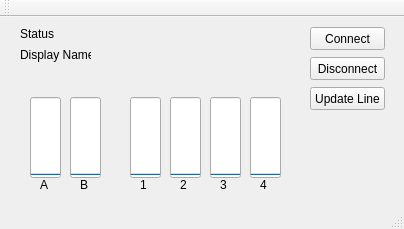
Qt form mainwindow.ui (sammy8806/tracks-controller) before a commit.
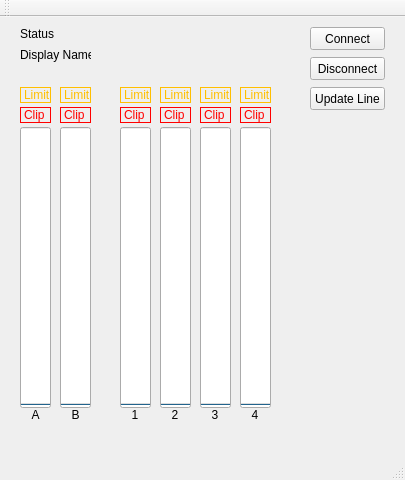
The same form after that commit.

```diff
--- a/mainwindow.ui
+++ b/mainwindow.ui
@@ -6,8 +6,8 @@
    <rect>
     <x>0</x>
     <y>0</y>
-    <width>404</width>
-    <height>229</height>
+    <width>405</width>
+    <height>480</height>
    </rect>
   </property>
   <property name="windowTitle">
@@ -69,15 +69,21 @@
    <widget class="QProgressBar" name="inA">
     <property name="geometry">
      <rect>
-      <x>30</x>
-      <y>80</y>
+      <x>20</x>
+      <y>110</y>
       <width>31</width>
-      <height>81</height>
+      <height>281</height>
      </rect>
     </property>
+    <property name="maximum">
+     <number>6</number>
+    </property>
     <property name="value">
      <number>0</number>
     </property>
+    <property name="textVisible">
+     <bool>false</bool>
+    </property>
     <property name="orientation">
      <enum>Qt::Vertical</enum>
     </property>
@@ -91,15 +97,21 @@
    <widget class="QProgressBar" name="inB">
     <property name="geometry">
      <rect>
-      <x>70</x>
-      <y>80</y>
+      <x>60</x>
+      <y>110</y>
       <width>31</width>
-      <height>81</height>
+      <height>281</height>
      </rect>
     </property>
+    <property name="maximum">
+     <number>6</number>
+    </property>
     <property name="value">
      <number>0</number>
     </property>
+    <property name="textVisible">
+     <bool>false</bool>
+    </property>
     <property name="orientation">
      <enum>Qt::Vertical</enum>
     </property>
@@ -113,15 +125,21 @@
    <widget class="QProgressBar" name="out1">
     <property name="geometry">
      <rect>
-      <x>130</x>
-      <y>80</y>
+      <x>120</x>
+      <y>110</y>
       <width>31</width>
-      <height>81</height>
+      <height>281</height>
      </rect>
     </property>
+    <property name="maximum">
+     <number>5</number>
+    </property>
     <property name="value">
      <number>0</number>
     </property>
+    <property name="textVisible">
+     <bool>false</bool>
+    </property>
     <property name="orientation">
      <enum>Qt::Vertical</enum>
     </property>
@@ -135,15 +153,21 @@
    <widget class="QProgressBar" name="out2">
     <property name="geometry">
      <rect>
-      <x>170</x>
-      <y>80</y>
+      <x>160</x>
+      <y>110</y>
       <width>31</width>
-      <height>81</height>
+      <height>281</height>
      </rect>
     </property>
+    <property name="maximum">
+     <number>5</number>
+    </property>
     <property name="value">
      <number>0</number>
     </property>
+    <property name="textVisible">
+     <bool>false</bool>
+    </property>
     <property name="orientation">
      <enum>Qt::Vertical</enum>
     </property>
@@ -157,15 +181,21 @@
    <widget class="QProgressBar" name="out3">
     <property name="geometry">
      <rect>
-      <x>210</x>
-      <y>80</y>
+      <x>200</x>
+      <y>110</y>
       <width>31</width>
-      <height>81</height>
+      <height>281</height>
      </rect>
     </property>
+    <property name="maximum">
+     <number>5</number>
+    </property>
     <property name="value">
      <number>0</number>
     </property>
+    <property name="textVisible">
+     <bool>false</bool>
+    </property>
     <property name="orientation">
      <enum>Qt::Vertical</enum>
     </property>
@@ -179,15 +209,21 @@
    <widget class="QProgressBar" name="out4">
     <property name="geometry">
      <rect>
-      <x>250</x>
-      <y>80</y>
+      <x>240</x>
+      <y>110</y>
       <width>31</width>
-      <height>81</height>
+      <height>281</height>
      </rect>
     </property>
+    <property name="maximum">
+     <number>5</number>
+    </property>
     <property name="value">
      <number>0</number>
     </property>
+    <property name="textVisible">
+     <bool>false</bool>
+    </property>
     <property name="orientation">
      <enum>Qt::Vertical</enum>
     </property>
@@ -201,80 +237,116 @@
    <widget class="QLabel" name="label_3">
     <property name="geometry">
      <rect>
-      <x>40</x>
-      <y>160</y>
-      <width>21</width>
+      <x>20</x>
+      <y>390</y>
+      <width>31</width>
       <height>16</height>
      </rect>
     </property>
     <property name="text">
      <string>A</string>
     </property>
+    <property name="alignment">
+     <set>Qt::AlignCenter</set>
+    </property>
+    <property name="textInteractionFlags">
+     <set>Qt::NoTextInteraction</set>
+    </property>
    </widget>
    <widget class="QLabel" name="label_4">
     <property name="geometry">
      <rect>
-      <x>80</x>
-      <y>160</y>
-      <width>21</width>
+      <x>60</x>
+      <y>390</y>
+      <width>31</width>
       <height>16</height>
      </rect>
     </property>
     <property name="text">
      <string>B</string>
     </property>
+    <property name="alignment">
+     <set>Qt::AlignCenter</set>
+    </property>
+    <property name="textInteractionFlags">
+     <set>Qt::NoTextInteraction</set>
+    </property>
    </widget>
    <widget class="QLabel" name="label_5">
     <property name="geometry">
      <rect>
-      <x>140</x>
-      <y>160</y>
-      <width>10</width>
+      <x>120</x>
+      <y>390</y>
+      <width>30</width>
       <height>16</height>
      </rect>
     </property>
     <property name="text">
      <string>1</string>
     </property>
+    <property name="alignment">
+     <set>Qt::AlignCenter</set>
+    </property>
+    <property name="textInteractionFlags">
+     <set>Qt::NoTextInteraction</set>
+    </property>
    </widget>
    <widget class="QLabel" name="label_6">
     <property name="geometry">
      <rect>
-      <x>180</x>
-      <y>160</y>
-      <width>10</width>
+      <x>160</x>
+      <y>390</y>
+      <width>30</width>
       <height>16</height>
      </rect>
     </property>
     <property name="text">
      <string>2</string>
     </property>
+    <property name="alignment">
+     <set>Qt::AlignCenter</set>
+    </property>
+    <property name="textInteractionFlags">
+     <set>Qt::NoTextInteraction</set>
+    </property>
    </widget>
    <widget class="QLabel" name="label_7">
     <property name="geometry">
      <rect>
-      <x>220</x>
-      <y>160</y>
-      <width>10</width>
+      <x>200</x>
+      <y>390</y>
+      <width>30</width>
       <height>16</height>
      </rect>
     </property>
     <property name="text">
      <string>3</string>
     </property>
+    <property name="alignment">
+     <set>Qt::AlignCenter</set>
+    </property>
+    <property name="textInteractionFlags">
+     <set>Qt::NoTextInteraction</set>
+    </property>
    </widget>
    <widget class="QLabel" name="label_8">
     <property name="geometry">
      <rect>
-      <x>260</x>
-      <y>160</y>
-      <width>10</width>
+      <x>240</x>
+      <y>390</y>
+      <width>30</width>
       <height>16</height>
      </rect>
     </property>
     <property name="text">
      <string>4</string>
     </property>
+    <property name="alignment">
+     <set>Qt::AlignCenter</set>
+    </property>
+    <property name="textInteractionFlags">
+     <set>Qt::NoTextInteraction</set>
+    </property>
    </widget>
    <widget class="QPushButton" name="btnConnect">
     <property name="geometry">
@@ -315,6 +387,342 @@
      <string>Update Line</string>
     </property>
    </widget>
+   <widget class="QLabel" name="limitA">
+    <property name="enabled">
+     <bool>true</bool>
+    </property>
+    <property name="geometry">
+     <rect>
+      <x>20</x>
+      <y>70</y>
+      <width>31</width>
+      <height>16</height>
+     </rect>
+    </property>
+    <property name="autoFillBackground">
+     <bool>false</bool>
+    </property>
+    <property name="styleSheet">
+     <string notr="true">color: rgb(255, 191, 0);</string>
+    </property>
+    <property name="frameShape">
+     <enum>QFrame::Box</enum>
+    </property>
+    <property name="text">
+     <string>Limit</string>
+    </property>
+    <property name="textInteractionFlags">
+     <set>Qt::NoTextInteraction</set>
+    </property>
+   </widget>
+   <widget class="QLabel" name="clipA">
+    <property name="enabled">
+     <bool>true</bool>
+    </property>
+    <property name="geometry">
+     <rect>
+      <x>20</x>
+      <y>90</y>
+      <width>31</width>
+      <height>16</height>
+     </rect>
+    </property>
+    <property name="autoFillBackground">
+     <bool>false</bool>
+    </property>
+    <property name="styleSheet">
+     <string notr="true">color: #ff0000;</string>
+    </property>
+    <property name="frameShape">
+     <enum>QFrame::Box</enum>
+    </property>
+    <property name="text">
+     <string>Clip</string>
+    </property>
+    <property name="textInteractionFlags">
+     <set>Qt::NoTextInteraction</set>
+    </property>
+   </widget>
+   <widget class="QLabel" name="limitB">
+    <property name="enabled">
+     <bool>true</bool>
+    </property>
+    <property name="geometry">
+     <rect>
+      <x>60</x>
+      <y>70</y>
+      <width>31</width>
+      <height>16</height>
+     </rect>
+    </property>
+    <property name="autoFillBackground">
+     <bool>false</bool>
+    </property>
+    <property name="styleSheet">
+     <string notr="true">color: rgb(255, 191, 0);</string>
+    </property>
+    <property name="frameShape">
+     <enum>QFrame::Box</enum>
+    </property>
+    <property name="text">
+     <string>Limit</string>
+    </property>
+    <property name="textInteractionFlags">
+     <set>Qt::NoTextInteraction</set>
+    </property>
+   </widget>
+   <widget class="QLabel" name="clipB">
+    <property name="enabled">
+     <bool>true</bool>
+    </property>
+    <property name="geometry">
+     <rect>
+      <x>60</x>
+      <y>90</y>
+      <width>31</width>
+      <height>16</height>
+     </rect>
+    </property>
+    <property name="autoFillBackground">
+     <bool>false</bool>
+    </property>
+    <property name="styleSheet">
+     <string notr="true">color: #ff0000;</string>
+    </property>
+    <property name="frameShape">
+     <enum>QFrame::Box</enum>
+    </property>
+    <property name="text">
+     <string>Clip</string>
+    </property>
+    <property name="textInteractionFlags">
+     <set>Qt::NoTextInteraction</set>
+    </property>
+   </widget>
+   <widget class="QLabel" name="clip2">
+    <property name="enabled">
+     <bool>true</bool>
+    </property>
+    <property name="geometry">
+     <rect>
+      <x>160</x>
+      <y>90</y>
+      <width>31</width>
+      <height>16</height>
+     </rect>
+    </property>
+    <property name="autoFillBackground">
+     <bool>false</bool>
+    </property>
+    <property name="styleSheet">
+     <string notr="true">color: #ff0000;</string>
+    </property>
+    <property name="frameShape">
+     <enum>QFrame::Box</enum>
+    </property>
+    <property name="text">
+     <string>Clip</string>
+    </property>
+    <property name="textInteractionFlags">
+     <set>Qt::NoTextInteraction</set>
+    </property>
+   </widget>
+   <widget class="QLabel" name="limit1">
+    <property name="enabled">
+     <bool>true</bool>
+    </property>
+    <property name="geometry">
+     <rect>
+      <x>120</x>
+      <y>70</y>
+      <width>31</width>
+      <height>16</height>
+     </rect>
+    </property>
+    <property name="autoFillBackground">
+     <bool>false</bool>
+    </property>
+    <property name="styleSheet">
+     <string notr="true">color: rgb(255, 191, 0);</string>
+    </property>
+    <property name="frameShape">
+     <enum>QFrame::Box</enum>
+    </property>
+    <property name="text">
+     <string>Limit</string>
+    </property>
+    <property name="textInteractionFlags">
+     <set>Qt::NoTextInteraction</set>
+    </property>
+   </widget>
+   <widget class="QLabel" name="limit2">
+    <property name="enabled">
+     <bool>true</bool>
+    </property>
+    <property name="geometry">
+     <rect>
+      <x>160</x>
+      <y>70</y>
+      <width>31</width>
+      <height>16</height>
+     </rect>
+    </property>
+    <property name="autoFillBackground">
+     <bool>false</bool>
+    </property>
+    <property name="styleSheet">
+     <string notr="true">color: rgb(255, 191, 0);</string>
+    </property>
+    <property name="frameShape">
+     <enum>QFrame::Box</enum>
+    </property>
+    <property name="text">
+     <string>Limit</string>
+    </property>
+    <property name="textInteractionFlags">
+     <set>Qt::NoTextInteraction</set>
+    </property>
+   </widget>
+   <widget class="QLabel" name="clip1">
+    <property name="enabled">
+     <bool>true</bool>
+    </property>
+    <property name="geometry">
+     <rect>
+      <x>120</x>
+      <y>90</y>
+      <width>31</width>
+      <height>16</height>
+     </rect>
+    </property>
+    <property name="autoFillBackground">
+     <bool>false</bool>
+    </property>
+    <property name="styleSheet">
+     <string notr="true">color: #ff0000;</string>
+    </property>
+    <property name="frameShape">
+     <enum>QFrame::Box</enum>
+    </property>
+    <property name="text">
+     <string>Clip</string>
+    </property>
+    <property name="textInteractionFlags">
+     <set>Qt::NoTextInteraction</set>
+    </property>
+   </widget>
+   <widget class="QLabel" name="clip3">
+    <property name="enabled">
+     <bool>true</bool>
+    </property>
+    <property name="geometry">
+     <rect>
+      <x>200</x>
+      <y>90</y>
+      <width>31</width>
+      <height>16</height>
+     </rect>
+    </property>
+    <property name="autoFillBackground">
+     <bool>false</bool>
+    </property>
+    <property name="styleSheet">
+     <string notr="true">color: #ff0000;</string>
+    </property>
+    <property name="frameShape">
+     <enum>QFrame::Box</enum>
+    </property>
+    <property name="text">
+     <string>Clip</string>
+    </property>
+    <property name="textInteractionFlags">
+     <set>Qt::NoTextInteraction</set>
+    </property>
+   </widget>
+   <widget class="QLabel" name="clip4">
+    <property name="enabled">
+     <bool>true</bool>
+    </property>
+    <property name="geometry">
+     <rect>
+      <x>240</x>
+      <y>90</y>
+      <width>31</width>
+      <height>16</height>
+     </rect>
+    </property>
+    <property name="autoFillBackground">
+     <bool>false</bool>
+    </property>
+    <property name="styleSheet">
+     <string notr="true">color: #ff0000;</string>
+    </property>
+    <property name="frameShape">
+     <enum>QFrame::Box</enum>
+    </property>
+    <property name="text">
+     <string>Clip</string>
+    </property>
+    <property name="textInteractionFlags">
+     <set>Qt::NoTextInteraction</set>
+    </property>
+   </widget>
+   <widget class="QLabel" name="limit4">
+    <property name="enabled">
+     <bool>true</bool>
+    </property>
+    <property name="geometry">
+     <rect>
+      <x>240</x>
+      <y>70</y>
+      <width>31</width>
+      <height>16</height>
+     </rect>
+    </property>
+    <property name="autoFillBackground">
+     <bool>false</bool>
+    </property>
+    <property name="styleSheet">
+     <string notr="true">color: rgb(255, 191, 0);</string>
+    </property>
+    <property name="frameShape">
+     <enum>QFrame::Box</enum>
+    </property>
+    <property name="text">
+     <string>Limit</string>
+    </property>
+    <property name="textInteractionFlags">
+     <set>Qt::NoTextInteraction</set>
+    </property>
+   </widget>
+   <widget class="QLabel" name="limit3">
+    <property name="enabled">
+     <bool>true</bool>
+    </property>
+    <property name="geometry">
+     <rect>
+      <x>200</x>
+      <y>70</y>
+      <width>31</width>
+      <height>16</height>
+     </rect>
+    </property>
+    <property name="autoFillBackground">
+     <bool>false</bool>
+    </property>
+    <property name="styleSheet">
+     <string notr="true">color: rgb(255, 191, 0);</string>
+    </property>
+    <property name="frameShape">
+     <enum>QFrame::Box</enum>
+    </property>
+    <property name="text">
+     <string>Limit</string>
+    </property>
+    <property name="textInteractionFlags">
+     <set>Qt::NoTextInteraction</set>
+    </property>
+   </widget>
   </widget>
   <widget class="QMenuBar" name="menuBar">
    <property name="geometry">
```
Left out of the diff: 14 changed lines with no effect on the pictures.
